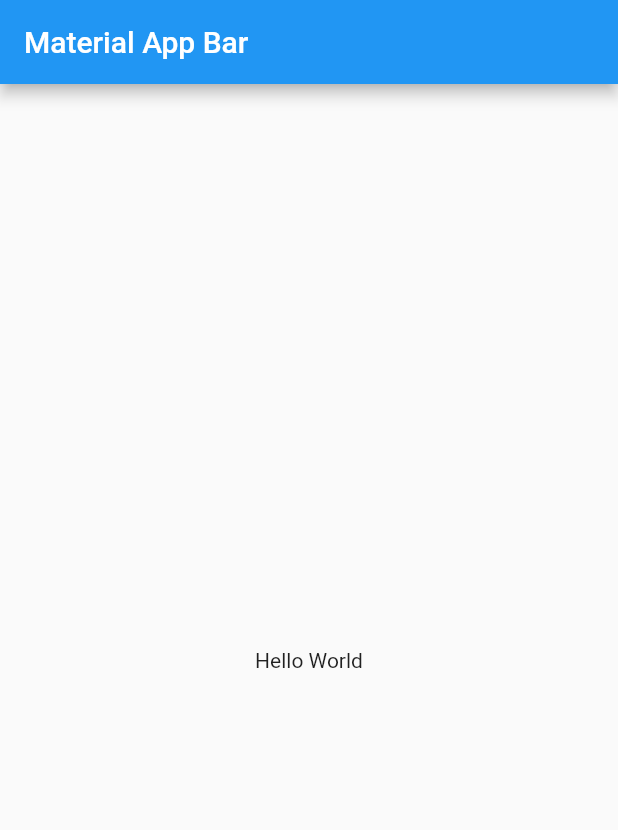
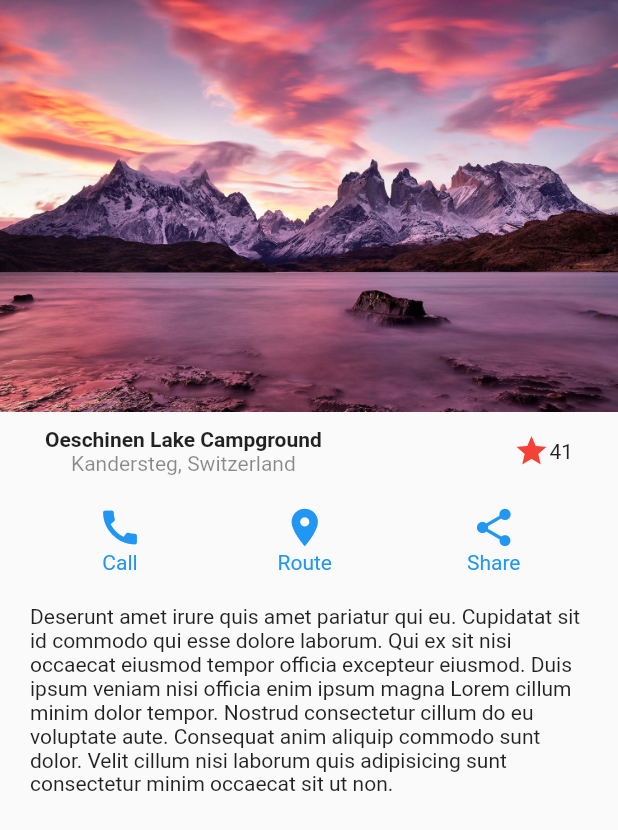
Before and after one commit to martinpelli/flutter_designs, a Flutter app: the screen it shows after launch, on a phone screen of 412 x 824 dp. Shown: the top 830 px of the screen. Run offline on Flutter 3.47's test engine with Material 2 defaults, Android fonts, the phone set to English and light mode, and no system bars.

Commit message:
First basic design finished

```diff
--- a/lib/main.dart
+++ b/lib/main.dart
@@ -1,4 +1,6 @@
 import 'package:flutter/material.dart';
+
+import 'package:flutter_designs/screens/basic_design.dart';
 
 void main() => runApp(MyApp());
 
@@ -6,17 +8,10 @@ class MyApp extends StatelessWidget {
   @override
   Widget build(BuildContext context) {
     return MaterialApp(
+      debugShowCheckedModeBanner: false,
       title: 'Material App',
-      home: Scaffold(
-        appBar: AppBar(
-          title: Text('Material App Bar'),
-        ),
-        body: Center(
-          child: Container(
-            child: Text('Hello World'),
-          ),
-        ),
-      ),
+      initialRoute: 'basic_design',
+      routes: {'basic_design': (_) => BasicDesignScreen()},
     );
   }
 }
--- /dev/null
+++ b/lib/screens/basic_design.dart
@@ -0,0 +1,90 @@
+import 'package:flutter/material.dart';
+
+class BasicDesignScreen extends StatelessWidget {
+  @override
+  Widget build(BuildContext context) {
+    return Scaffold(
+      body: Column(
+        children: [
+          Image(image: AssetImage('assets/landscape.jpg')),
+          Title(),
+          ButtonSection(),
+          Container(
+            margin: EdgeInsets.symmetric(horizontal: 20, vertical: 10),
+            child: Text(
+                'Deserunt amet irure quis amet pariatur qui eu. Cupidatat sit id commodo qui esse dolore laborum. Qui ex sit nisi occaecat eiusmod tempor officia excepteur eiusmod. Duis ipsum veniam nisi officia enim ipsum magna Lorem cillum minim dolor tempor. Nostrud consectetur cillum do eu voluptate aute. Consequat anim aliquip commodo sunt dolor. Velit cillum nisi laborum quis adipisicing sunt consectetur minim occaecat sit ut non.'),
+          )
+        ],
+      ),
+    );
+  }
+}
+
+class Title extends StatelessWidget {
+  @override
+  Widget build(BuildContext context) {
+    return Container(
+      margin: EdgeInsets.symmetric(horizontal: 30, vertical: 10),
+      child: Row(
+        children: [
+          Column(
+            crossAxisAlignment: CrossAxisAlignment.center,
+            children: [
+              Text('Oeschinen Lake Campground',
+                  style: TextStyle(fontWeight: FontWeight.bold)),
+              Text('Kandersteg, Switzerland',
+                  style: TextStyle(color: Colors.black45))
+            ],
+          ),
+          Expanded(child: Container()),
+          Icon(
+            Icons.star,
+            color: Colors.red,
+          ),
+          Text('41')
+        ],
+      ),
+    );
+  }
+}
+
+class ButtonSection extends StatelessWidget {
+  @override
+  Widget build(BuildContext context) {
+    return Container(
+      margin: EdgeInsets.symmetric(vertical: 10, horizontal: 20),
+      child: Row(
+        mainAxisAlignment: MainAxisAlignment.spaceAround,
+        children: [
+          CustomButton(icon: Icons.call, iconTitle: 'Call'),
+          CustomButton(icon: Icons.location_on, iconTitle: 'Route'),
+          CustomButton(icon: Icons.share, iconTitle: 'Share')
+        ],
+      ),
+    );
+  }
+}
+
+class CustomButton extends StatelessWidget {
+  final IconData icon;
+  final String iconTitle;
+
+  const CustomButton({super.key, required this.icon, required this.iconTitle});
+
+  @override
+  Widget build(BuildContext context) {
+    return Column(
+      children: [
+        Icon(
+          icon,
+          color: Colors.blue,
+          size: 30,
+        ),
+        Text(
+          iconTitle,
+          style: TextStyle(color: Colors.blue),
+        )
+      ],
+    );
+  }
+}
--- a/pubspec.yaml
+++ b/pubspec.yaml
@@ -58,8 +58,8 @@ flutter:
   uses-material-design: true
 
   # To add assets to your application, add an assets section, like this:
-  # assets:
-  #   - images/a_dot_burr.jpeg
+  assets:
+    - assets/
   #   - images/a_dot_ham.jpeg
 
   # An image asset can refer to one or more resolution-specific "variants", see
```
Also changed, not shown: assets/landscape.jpg (added), pubspec.lock, 1 other file.
